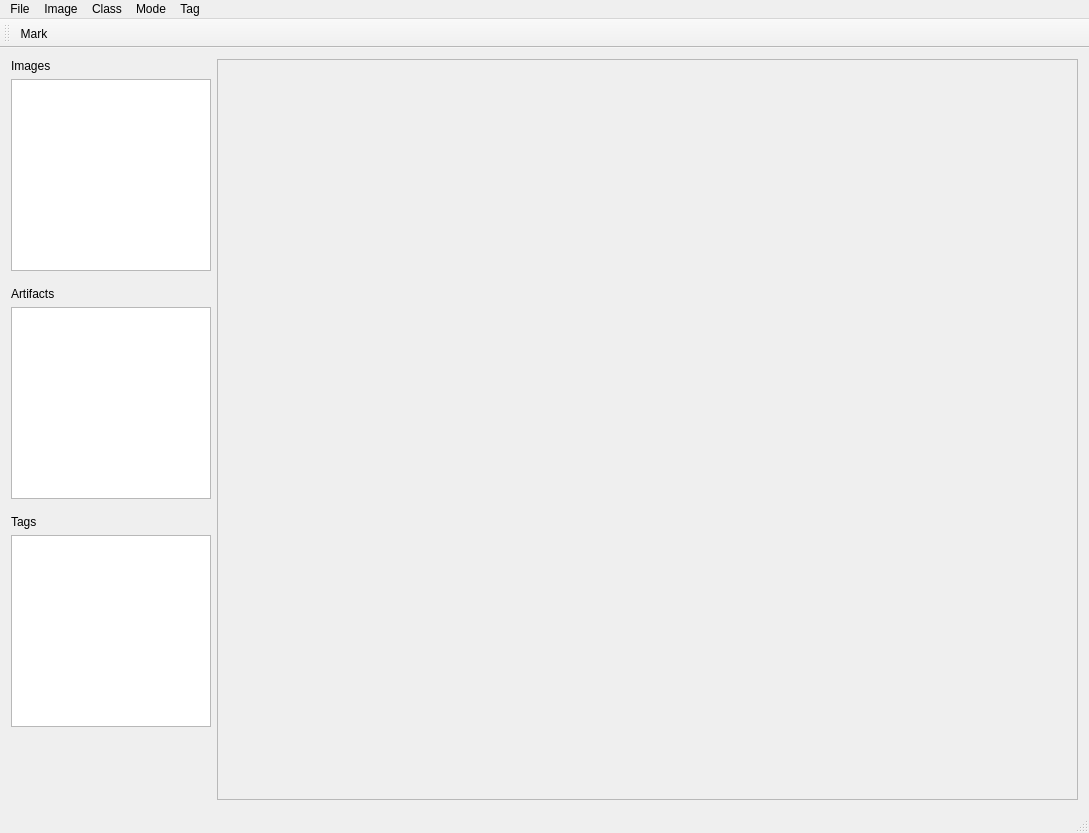
The window that Classifier2/gui.ui (vheinitz/Classifier2) describes before a commit, drawn with Qt 5.
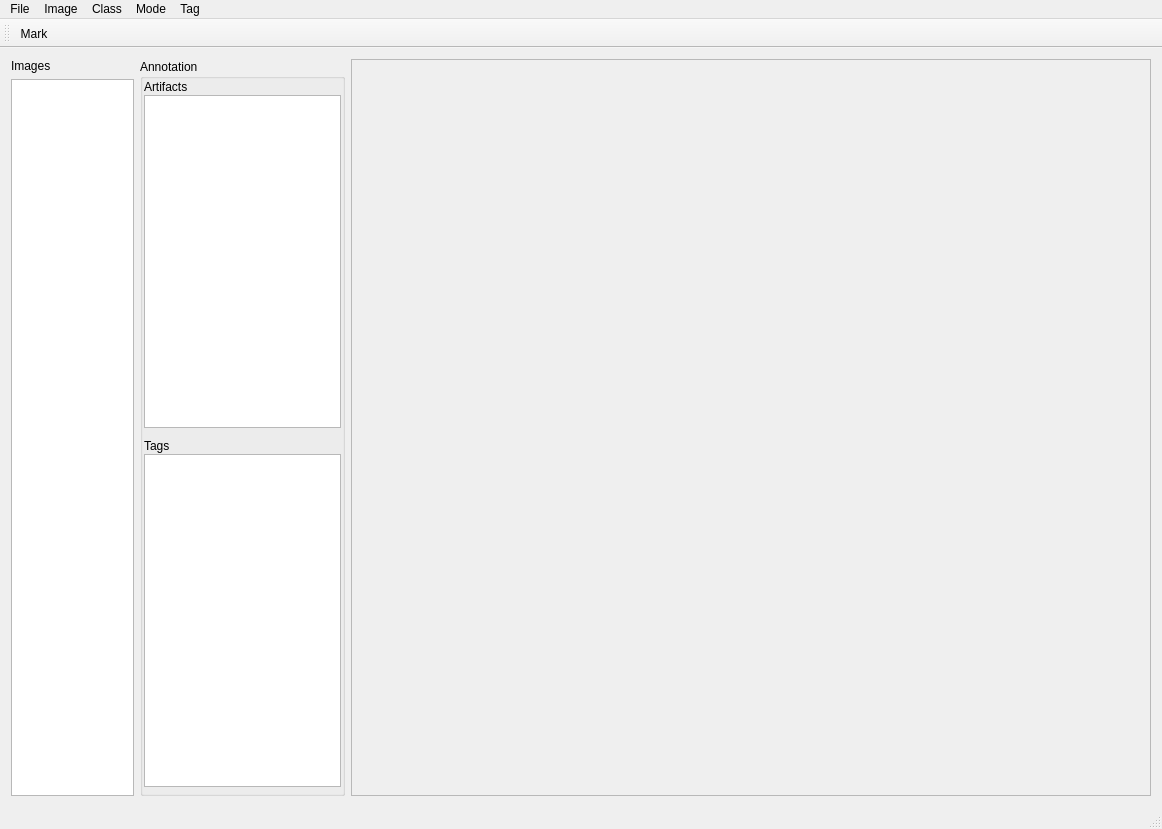
The same window after the commit.

Commit message: displaying marks in image gallery

The edit to the form file:
```diff
--- a/Classifier2/gui.ui
+++ b/Classifier2/gui.ui
@@ -6,8 +6,8 @@
    <rect>
     <x>0</x>
     <y>0</y>
-    <width>1089</width>
-    <height>833</height>
+    <width>1162</width>
+    <height>829</height>
    </rect>
   </property>
   <property name="windowTitle">
@@ -37,22 +37,32 @@
         </property>
        </widget>
       </item>
+     </layout>
+    </item>
       <item>
-       <spacer name="verticalSpacer_2">
-        <property name="orientation">
-         <enum>Qt::Vertical</enum>
-        </property>
-        <property name="sizeType">
-         <enum>QSizePolicy::Fixed</enum>
-        </property>
-        <property name="sizeHint" stdset="0">
+     <widget class="QGroupBox" name="groupBox">
+      <property name="sizePolicy">
+       <sizepolicy hsizetype="Minimum" vsizetype="Preferred">
+        <horstretch>0</horstretch>
+        <verstretch>0</verstretch>
+       </sizepolicy>
+      </property>
+      <property name="maximumSize">
          <size>
-          <width>20</width>
-          <height>10</height>
-         </size>
-        </property>
-       </spacer>
-      </item>
+        <width>205</width>
+        <height>16777215</height>
+       </size>
+      </property>
+      <property name="title">
+       <string>Annotation</string>
+      </property>
+      <layout class="QVBoxLayout" name="verticalLayout_2">
+       <property name="spacing">
+        <number>1</number>
+       </property>
+       <property name="margin">
+        <number>1</number>
+       </property>
       <item>
        <widget class="QLabel" name="label_2">
         <property name="text">
@@ -71,7 +81,7 @@
        </widget>
       </item>
       <item>
-       <spacer name="verticalSpacer_3">
+        <spacer name="verticalSpacer_2">
         <property name="orientation">
          <enum>Qt::Vertical</enum>
         </property>
@@ -109,17 +119,18 @@
          <enum>Qt::Vertical</enum>
         </property>
         <property name="sizeType">
-         <enum>QSizePolicy::Expanding</enum>
+          <enum>QSizePolicy::Minimum</enum>
         </property>
         <property name="sizeHint" stdset="0">
          <size>
           <width>20</width>
-          <height>40</height>
+           <height>5</height>
          </size>
         </property>
        </spacer>
       </item>
      </layout>
+     </widget>
     </item>
     <item>
      <widget class="QFrame" name="frame">
@@ -159,7 +170,7 @@
     <rect>
      <x>0</x>
      <y>0</y>
-     <width>1089</width>
+     <width>1162</width>
      <height>26</height>
     </rect>
    </property>
```
Lines whose indentation alone changed are shown as unchanged. The commit also changes 2 other files.
